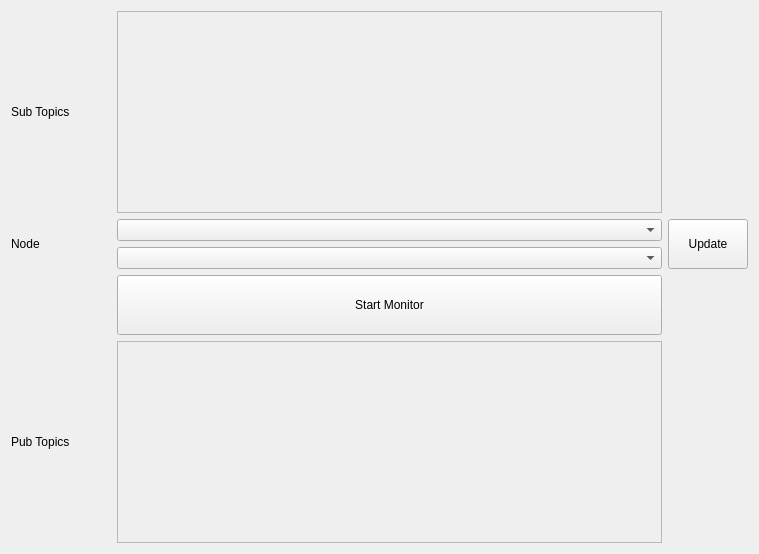
First picture: the form in ui/node_monitor.ui, repository yyamazaki933/rosif, before the edit.
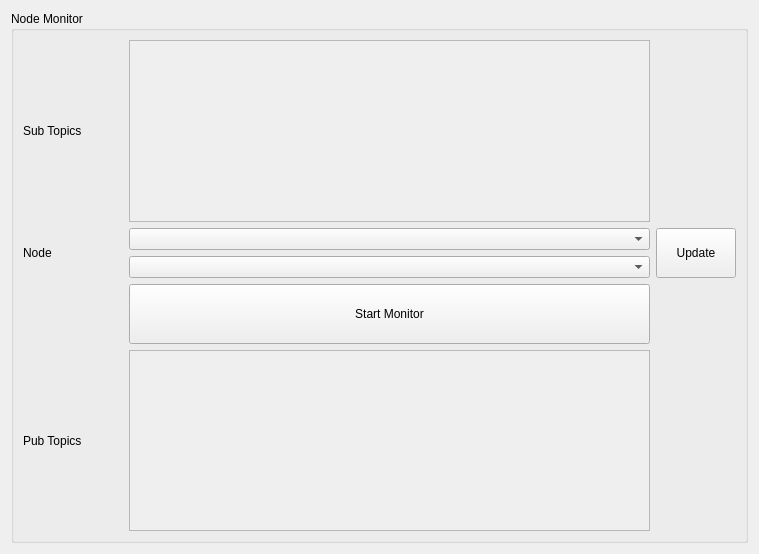
Second picture: the form after the edit.

Patch:
```diff
--- a/ui/node_monitor.ui
+++ b/ui/node_monitor.ui
@@ -16,8 +16,49 @@
   <property name="windowTitle">
    <string>Node Monitor</string>
   </property>
+  <layout class="QVBoxLayout" name="verticalLayout_3">
+   <item>
+    <widget class="QGroupBox" name="groupBox">
+     <property name="title">
+      <string>Node Monitor</string>
+     </property>
   <layout class="QGridLayout" name="gridLayout">
-   <item row="7" column="0">
+      <item row="1" column="1">
+       <widget class="QScrollArea" name="scrollArea_2">
+        <property name="sizePolicy">
+         <sizepolicy hsizetype="Preferred" vsizetype="Preferred">
+          <horstretch>0</horstretch>
+          <verstretch>0</verstretch>
+         </sizepolicy>
+        </property>
+        <property name="widgetResizable">
+         <bool>true</bool>
+        </property>
+        <widget class="QWidget" name="scrollAreaWidgetContents_2">
+         <property name="geometry">
+          <rect>
+           <x>0</x>
+           <y>0</y>
+           <width>523</width>
+           <height>177</height>
+          </rect>
+         </property>
+         <layout class="QVBoxLayout" name="verticalLayout">
+          <item>
+           <layout class="QVBoxLayout" name="bl_subs"/>
+          </item>
+         </layout>
+        </widget>
+       </widget>
+      </item>
+      <item row="2" column="1">
+       <widget class="QComboBox" name="cb_ns">
+        <property name="placeholderText">
+         <string>grep namespace</string>
+        </property>
+       </widget>
+      </item>
+      <item row="5" column="0">
     <widget class="QLabel" name="label_3">
      <property name="sizePolicy">
       <sizepolicy hsizetype="Fixed" vsizetype="Preferred">
@@ -37,6 +78,60 @@
     </widget>
    </item>
    <item row="3" column="1">
+       <widget class="QComboBox" name="cb_node">
+        <property name="placeholderText">
+         <string>node name</string>
+        </property>
+       </widget>
+      </item>
+      <item row="5" column="1">
+       <widget class="QScrollArea" name="scrollArea">
+        <property name="sizePolicy">
+         <sizepolicy hsizetype="Preferred" vsizetype="Preferred">
+          <horstretch>0</horstretch>
+          <verstretch>0</verstretch>
+         </sizepolicy>
+        </property>
+        <property name="widgetResizable">
+         <bool>true</bool>
+        </property>
+        <widget class="QWidget" name="scrollAreaWidgetContents">
+         <property name="geometry">
+          <rect>
+           <x>0</x>
+           <y>0</y>
+           <width>523</width>
+           <height>177</height>
+          </rect>
+         </property>
+         <layout class="QVBoxLayout" name="verticalLayout_2">
+          <item>
+           <layout class="QVBoxLayout" name="bl_pubs"/>
+          </item>
+         </layout>
+        </widget>
+       </widget>
+      </item>
+      <item row="1" column="0">
+       <widget class="QLabel" name="label_2">
+        <property name="sizePolicy">
+         <sizepolicy hsizetype="Fixed" vsizetype="Preferred">
+          <horstretch>0</horstretch>
+          <verstretch>0</verstretch>
+         </sizepolicy>
+        </property>
+        <property name="minimumSize">
+         <size>
+          <width>100</width>
+          <height>0</height>
+         </size>
+        </property>
+        <property name="text">
+         <string>Sub Topics</string>
+        </property>
+       </widget>
+      </item>
+      <item row="4" column="1">
     <widget class="QPushButton" name="pb_monitor">
      <property name="sizePolicy">
       <sizepolicy hsizetype="Preferred" vsizetype="Fixed">
@@ -55,33 +150,7 @@
      </property>
     </widget>
    </item>
-   <item row="0" column="0">
-    <widget class="QLabel" name="label_2">
-     <property name="sizePolicy">
-      <sizepolicy hsizetype="Fixed" vsizetype="Preferred">
-       <horstretch>0</horstretch>
-       <verstretch>0</verstretch>
-      </sizepolicy>
-     </property>
-     <property name="minimumSize">
-      <size>
-       <width>100</width>
-       <height>0</height>
-      </size>
-     </property>
-     <property name="text">
-      <string>Sub Topics</string>
-     </property>
-    </widget>
-   </item>
-   <item row="2" column="1">
-    <widget class="QComboBox" name="cb_node">
-     <property name="placeholderText">
-      <string>node name</string>
-     </property>
-    </widget>
-   </item>
-   <item row="1" column="0" rowspan="2">
+      <item row="2" column="0" rowspan="2">
     <widget class="QLabel" name="label_10">
      <property name="sizePolicy">
       <sizepolicy hsizetype="Fixed" vsizetype="Preferred">
@@ -106,14 +175,7 @@
      </property>
     </widget>
    </item>
-   <item row="1" column="1">
-    <widget class="QComboBox" name="cb_ns">
-     <property name="placeholderText">
-      <string>grep namespace</string>
-     </property>
-    </widget>
-   </item>
-   <item row="1" column="3" rowspan="2">
+      <item row="2" column="2" rowspan="2">
     <widget class="QPushButton" name="pb_update">
      <property name="sizePolicy">
       <sizepolicy hsizetype="Fixed" vsizetype="Fixed">
@@ -138,60 +200,7 @@
      </property>
     </widget>
    </item>
-   <item row="7" column="1">
-    <widget class="QScrollArea" name="scrollArea">
-     <property name="sizePolicy">
-      <sizepolicy hsizetype="Preferred" vsizetype="Preferred">
-       <horstretch>0</horstretch>
-       <verstretch>0</verstretch>
-      </sizepolicy>
-     </property>
-     <property name="widgetResizable">
-      <bool>true</bool>
-     </property>
-     <widget class="QWidget" name="scrollAreaWidgetContents">
-      <property name="geometry">
-       <rect>
-        <x>0</x>
-        <y>0</y>
-        <width>547</width>
-        <height>199</height>
-       </rect>
-      </property>
-      <layout class="QVBoxLayout" name="verticalLayout_2">
-       <item>
-        <layout class="QVBoxLayout" name="bl_pubs"/>
-       </item>
-      </layout>
-     </widget>
-    </widget>
-   </item>
-   <item row="0" column="1">
-    <widget class="QScrollArea" name="scrollArea_2">
-     <property name="sizePolicy">
-      <sizepolicy hsizetype="Preferred" vsizetype="Preferred">
-       <horstretch>0</horstretch>
-       <verstretch>0</verstretch>
-      </sizepolicy>
-     </property>
-     <property name="widgetResizable">
-      <bool>true</bool>
-     </property>
-     <widget class="QWidget" name="scrollAreaWidgetContents_2">
-      <property name="geometry">
-       <rect>
-        <x>0</x>
-        <y>0</y>
-        <width>547</width>
-        <height>199</height>
-       </rect>
-      </property>
-      <layout class="QVBoxLayout" name="verticalLayout">
-       <item>
-        <layout class="QVBoxLayout" name="bl_subs"/>
-       </item>
-      </layout>
-     </widget>
+     </layout>
     </widget>
    </item>
   </layout>
```
Lines whose indentation alone changed are shown as unchanged.
